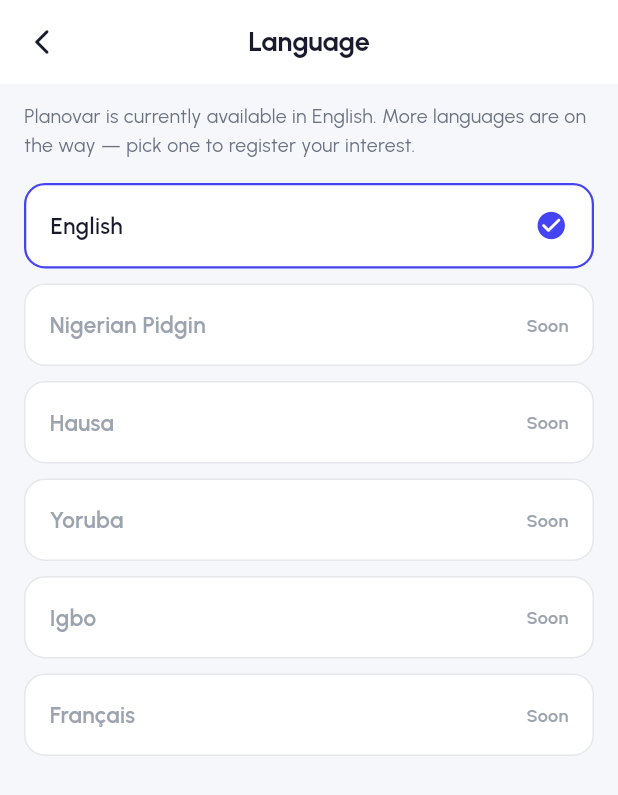
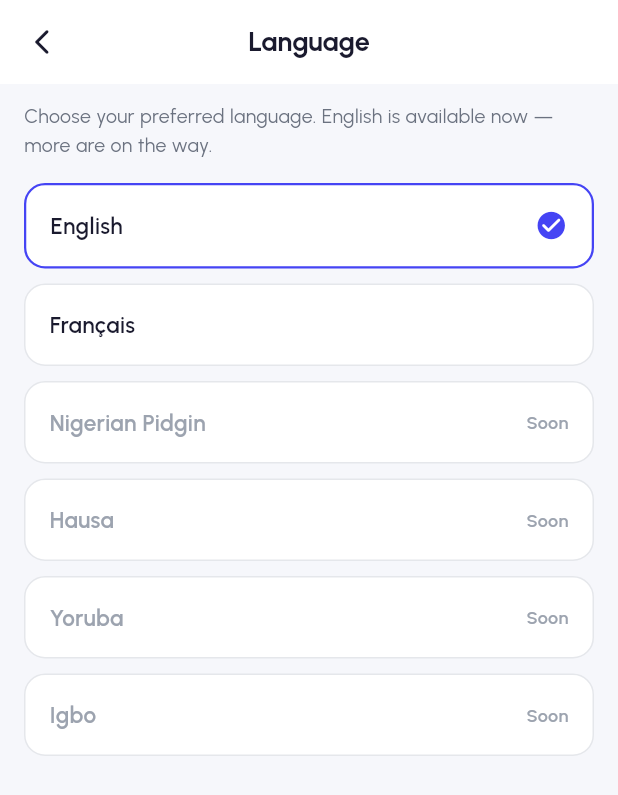
Before and after one commit to officialplanovar/planovar-flutter-mobile-and-web-vendor, a Flutter app: the ProfileScreen screen opened by its route, after a tap on "Language Preference", on a phone screen of 412 x 824 dp. Shown: the top 795 px of the screen. Run offline on Flutter 3.47's test engine with Material 3 defaults, Android fonts, the phone set to English and light mode, and no system bars; our stand-ins replace app_links, cached_network_image, dio, equatable, file_picker, flutter_bloc and 13 more; missing offline and left inert: dart:html, livekit_client; accounts and stored records are empty; network calls fail.

Commit message:
feat(vendor): i18n foundation + live language switching (EN/FR)
Set up internationalization end to end:
- flutter_localizations + generate:true, l10n.yaml, ARB files (en template + fr)
  with generated AppLocalizations.
- LocaleCubit persists the chosen locale (SharedPreferences) and drives
  MaterialApp.locale; delegates + supportedLocales wired.
- Language screen now switches the app live (English + French active) and lists
  the Nigerian languages as coming soon.

This is the foundation + a working two-language example; translating the app's
remaining strings into the ARB files is the incremental follow-on work.

````diff
--- /dev/null
+++ b/l10n.yaml
@@ -0,0 +1,5 @@
+arb-dir: lib/l10n
+template-arb-file: app_en.arb
+output-localization-file: app_localizations.dart
+output-class: AppLocalizations
+nullable-getter: false
--- /dev/null
+++ b/lib/core/locale/locale_cubit.dart
@@ -0,0 +1,27 @@
+import 'package:flutter/widgets.dart';
+import 'package:flutter_bloc/flutter_bloc.dart';
+import 'package:shared_preferences/shared_preferences.dart';
+
+/// Holds the app's active locale and persists the choice. Drives
+/// MaterialApp.locale so a language change takes effect app-wide.
+class LocaleCubit extends Cubit<Locale> {
+  LocaleCubit() : super(const Locale('en'));
+
+  static const _key = 'preferred_language';
+
+  /// Languages with actual translations available today.
+  static const supported = ['en', 'fr'];
+
+  Future<void> load() async {
+    final prefs = await SharedPreferences.getInstance();
+    final code = prefs.getString(_key);
+    if (code != null && supported.contains(code)) emit(Locale(code));
+  }
+
+  Future<void> setLocale(String code) async {
+    if (!supported.contains(code)) return;
+    final prefs = await SharedPreferences.getInstance();
+    await prefs.setString(_key, code);
+    emit(Locale(code));
+  }
+}
--- a/lib/features/profile/ui/language_screen.dart
+++ b/lib/features/profile/ui/language_screen.dart
@@ -1,56 +1,31 @@
 import 'package:flutter/material.dart';
+import 'package:flutter_bloc/flutter_bloc.dart';
 import 'package:go_router/go_router.dart';
 import 'package:google_fonts/google_fonts.dart';
-import 'package:shared_preferences/shared_preferences.dart';
+import '../../../core/locale/locale_cubit.dart';
 import '../../../core/theme/app_colors.dart';
+import '../../../l10n/app_localizations.dart';
 
-/// Language preference. English is fully available today; other languages are
-/// listed so vendors can register interest, and the choice is persisted for
-/// when full translations ship (app-wide i18n is a separate, phased effort).
-class LanguageScreen extends StatefulWidget {
+/// Language preference. English + French are translated and switch the app
+/// live via LocaleCubit; the Nigerian languages are listed for when their
+/// translations ship (app-wide string coverage is still being built out).
+class LanguageScreen extends StatelessWidget {
   const LanguageScreen({super.key});
 
-  @override
-  State<LanguageScreen> createState() => _LanguageScreenState();
-}
-
-class _LanguageScreenState extends State<LanguageScreen> {
-  static const _prefsKey = 'preferred_language';
-
-  // (code, label, available-now)
+  // (code, label)
   static const _languages = [
-    ('en', 'English', true),
-    ('pcm', 'Nigerian Pidgin', false),
-    ('ha', 'Hausa', false),
-    ('yo', 'Yoruba', false),
-    ('ig', 'Igbo', false),
-    ('fr', 'Français', false),
+    ('en', 'English'),
+    ('fr', 'Français'),
+    ('pcm', 'Nigerian Pidgin'),
+    ('ha', 'Hausa'),
+    ('yo', 'Yoruba'),
+    ('ig', 'Igbo'),
   ];
-
-  String _selected = 'en';
-
-  @override
-  void initState() {
-    super.initState();
-    SharedPreferences.getInstance().then((p) {
-      if (mounted) setState(() => _selected = p.getString(_prefsKey) ?? 'en');
-    });
-  }
-
-  Future<void> _select(String code, bool available) async {
-    if (!available) {
-      ScaffoldMessenger.of(context).showSnackBar(
-        const SnackBar(content: Text('That language is coming soon.')),
-      );
-      return;
-    }
-    final prefs = await SharedPreferences.getInstance();
-    await prefs.setString(_prefsKey, code);
-    if (mounted) setState(() => _selected = code);
-  }
 
   @override
   Widget build(BuildContext context) {
+    final t = AppLocalizations.of(context);
+    final current = context.watch<LocaleCubit>().state.languageCode;
     return Scaffold(
       backgroundColor: context.c.background,
       appBar: AppBar(
@@ -62,7 +37,7 @@
               color: context.c.textPrimary, size: 20),
           onPressed: () => context.pop(),
         ),
-        title: Text('Language',
+        title: Text(t.language,
             style: GoogleFonts.urbanist(
                 fontSize: 18,
                 fontWeight: FontWeight.w700,
@@ -72,25 +47,32 @@
       body: ListView(
         padding: const EdgeInsets.fromLTRB(16, 12, 16, 24),
         children: [
-          Text(
-            'Planovar is currently available in English. More languages are on '
-            'the way — pick one to register your interest.',
-            style: GoogleFonts.urbanist(
-                fontSize: 13, color: context.c.textSecondary, height: 1.5),
-          ),
+          Text(t.languageIntro,
+              style: GoogleFonts.urbanist(
+                  fontSize: 13, color: context.c.textSecondary, height: 1.5)),
           const SizedBox(height: 16),
-          for (final (code, label, available) in _languages)
-            _row(context, code, label, available),
+          for (final (code, label) in _languages)
+            _row(context, t, code, label, current),
         ],
       ),
     );
   }
 
-  Widget _row(BuildContext context, String code, String label, bool available) {
-    final selected = _selected == code;
+  Widget _row(BuildContext context, AppLocalizations t, String code,
+      String label, String current) {
+    final available = LocaleCubit.supported.contains(code);
+    final selected = current == code;
     return GestureDetector(
-      onTap: () => _select(code, available),
       behavior: HitTestBehavior.opaque,
+      onTap: () {
+        if (available) {
+          context.read<LocaleCubit>().setLocale(code);
+        } else {
+          ScaffoldMessenger.of(context).showSnackBar(
+            SnackBar(content: Text('$label — ${t.comingSoon}')),
+          );
+        }
+      },
       child: Container(
         margin: const EdgeInsets.only(bottom: 10),
         padding: const EdgeInsets.symmetric(horizontal: 16, vertical: 16),
@@ -113,7 +95,7 @@
                           : context.c.textHint)),
             ),
             if (!available)
-              Text('Soon',
+              Text(t.comingSoon,
                   style: GoogleFonts.urbanist(
                       fontSize: 12,
                       fontWeight: FontWeight.w600,
--- /dev/null
+++ b/lib/l10n/app_en.arb
@@ -0,0 +1,16 @@
+{
+  "@@locale": "en",
+  "language": "Language",
+  "@language": { "description": "Language screen title" },
+  "languageIntro": "Choose your preferred language. English is available now — more are on the way.",
+  "@languageIntro": { "description": "Intro text on the language screen" },
+  "comingSoon": "Soon",
+  "@comingSoon": { "description": "Badge for a not-yet-available language" },
+  "save": "Save",
+  "cancel": "Cancel",
+  "retry": "Retry",
+  "settings": "Settings",
+  "home": "Home",
+  "profile": "Profile",
+  "logout": "Log out"
+}
--- /dev/null
+++ b/lib/l10n/app_localizations.dart
@@ -0,0 +1,194 @@
+import 'dart:async';
+
+import 'package:flutter/foundation.dart';
+import 'package:flutter/widgets.dart';
+import 'package:flutter_localizations/flutter_localizations.dart';
+import 'package:intl/intl.dart' as intl;
+
+import 'app_localizations_en.dart';
+import 'app_localizations_fr.dart';
+
+// ignore_for_file: type=lint
+
+/// Callers can lookup localized strings with an instance of AppLocalizations
+/// returned by `AppLocalizations.of(context)`.
+///
+/// Applications need to include `AppLocalizations.delegate()` in their app's
+/// `localizationDelegates` list, and the locales they support in the app's
+/// `supportedLocales` list. For example:
+///
+/// ```dart
+/// import 'l10n/app_localizations.dart';
+///
+/// return MaterialApp(
+///   localizationsDelegates: AppLocalizations.localizationsDelegates,
+///   supportedLocales: AppLocalizations.supportedLocales,
+///   home: MyApplicationHome(),
+/// );
+/// ```
+///
+/// ## Update pubspec.yaml
+///
+/// Please make sure to update your pubspec.yaml to include the following
+/// packages:
+///
+/// ```yaml
+/// dependencies:
+///   # Internationalization support.
+///   flutter_localizations:
+///     sdk: flutter
+///   intl: any # Use the pinned version from flutter_localizations
+///
+///   # Rest of dependencies
+/// ```
+///
+/// ## iOS Applications
+///
+/// iOS applications define key application metadata, including supported
+/// locales, in an Info.plist file that is built into the application bundle.
+/// To configure the locales supported by your app, you’ll need to edit this
+/// file.
+///
+/// First, open your project’s ios/Runner.xcworkspace Xcode workspace file.
+/// Then, in the Project Navigator, open the Info.plist file under the Runner
+/// project’s Runner folder.
+///
+/// Next, select the Information Property List item, select Add Item from the
+/// Editor menu, then select Localizations from the pop-up menu.
+///
+/// Select and expand the newly-created Localizations item then, for each
+/// locale your application supports, add a new item and select the locale
+/// you wish to add from the pop-up menu in the Value field. This list should
+/// be consistent with the languages listed in the AppLocalizations.supportedLocales
+/// property.
+abstract class AppLocalizations {
+  AppLocalizations(String locale)
+    : localeName = intl.Intl.canonicalizedLocale(locale.toString());
+
+  final String localeName;
+
+  static AppLocalizations of(BuildContext context) {
+    return Localizations.of<AppLocalizations>(context, AppLocalizations)!;
+  }
+
+  static const LocalizationsDelegate<AppLocalizations> delegate =
+      _AppLocalizationsDelegate();
+
+  /// A list of this localizations delegate along with the default localizations
+  /// delegates.
+  ///
+  /// Returns a list of localizations delegates containing this delegate along with
+  /// GlobalMaterialLocalizations.delegate, GlobalCupertinoLocalizations.delegate,
+  /// and GlobalWidgetsLocalizations.delegate.
+  ///
+  /// Additional delegates can be added by appending to this list in
+  /// MaterialApp. This list does not have to be used at all if a custom list
+  /// of delegates is preferred or required.
+  static const List<LocalizationsDelegate<dynamic>> localizationsDelegates =
+      <LocalizationsDelegate<dynamic>>[
+        delegate,
+        GlobalMaterialLocalizations.delegate,
+        GlobalCupertinoLocalizations.delegate,
+        GlobalWidgetsLocalizations.delegate,
+      ];
+
+  /// A list of this localizations delegate's supported locales.
+  static const List<Locale> supportedLocales = <Locale>[
+    Locale('en'),
+    Locale('fr'),
+  ];
+
+  /// Language screen title
+  ///
+  /// In en, this message translates to:
+  /// **'Language'**
+  String get language;
+
+  /// Intro text on the language screen
+  ///
+  /// In en, this message translates to:
+  /// **'Choose your preferred language. English is available now — more are on the way.'**
+  String get languageIntro;
+
+  /// Badge for a not-yet-available language
+  ///
+  /// In en, this message translates to:
+  /// **'Soon'**
+  String get comingSoon;
+
+  /// No description provided for @save.
+  ///
+  /// In en, this message translates to:
+  /// **'Save'**
+  String get save;
+
+  /// No description provided for @cancel.
+  ///
+  /// In en, this message translates to:
+  /// **'Cancel'**
+  String get cancel;
+
+  /// No description provided for @retry.
+  ///
+  /// In en, this message translates to:
+  /// **'Retry'**
+  String get retry;
+
+  /// No description provided for @settings.
+  ///
+  /// In en, this message translates to:
+  /// **'Settings'**
+  String get settings;
+
+  /// No description provided for @home.
+  ///
+  /// In en, this message translates to:
+  /// **'Home'**
+  String get home;
+
+  /// No description provided for @profile.
+  ///
+  /// In en, this message translates to:
+  /// **'Profile'**
+  String get profile;
+
+  /// No description provided for @logout.
+  ///
+  /// In en, this message translates to:
+  /// **'Log out'**
+  String get logout;
+}
+
+class _AppLocalizationsDelegate
+    extends LocalizationsDelegate<AppLocalizations> {
+  const _AppLocalizationsDelegate();
+
+  @override
+  Future<AppLocalizations> load(Locale locale) {
+    return SynchronousFuture<AppLocalizations>(lookupAppLocalizations(locale));
+  }
+
+  @override
+  bool isSupported(Locale locale) =>
+      <String>['en', 'fr'].contains(locale.languageCode);
+
+  @override
+  bool shouldReload(_AppLocalizationsDelegate old) => false;
+}
+
+AppLocalizations lookupAppLocalizations(Locale locale) {
+  // Lookup logic when only language code is specified.
+  switch (locale.languageCode) {
+    case 'en':
+      return AppLocalizationsEn();
+    case 'fr':
+      return AppLocalizationsFr();
+  }
+
+  throw FlutterError(
+    'AppLocalizations.delegate failed to load unsupported locale "$locale". This is likely '
+    'an issue with the localizations generation tool. Please file an issue '
+    'on GitHub with a reproducible sample app and the gen-l10n configuration '
+    'that was used.',
+  );
+}
--- a/lib/main.dart
+++ b/lib/main.dart
@@ -2,6 +2,8 @@
 import 'package:flutter/material.dart';
 import 'package:flutter_bloc/flutter_bloc.dart';
 import 'core/api/token_store.dart';
+import 'core/locale/locale_cubit.dart';
+import 'l10n/app_localizations.dart';
 import 'core/router/app_routes.dart';
 import 'core/theme/app_theme.dart';
 import 'core/theme/theme_cubit.dart';
@@ -31,13 +33,17 @@
   }
   final themeCubit = ThemeCubit();
   await themeCubit.load();
-  runApp(PlanovarVendorApp(themeCubit: themeCubit));
+  final localeCubit = LocaleCubit();
+  await localeCubit.load();
+  runApp(PlanovarVendorApp(themeCubit: themeCubit, localeCubit: localeCubit));
 }
 
 class PlanovarVendorApp extends StatefulWidget {
   final ThemeCubit themeCubit;
+  final LocaleCubit localeCubit;
 
-  const PlanovarVendorApp({super.key, required this.themeCubit});
+  const PlanovarVendorApp(
+      {super.key, required this.themeCubit, required this.localeCubit});
 
   @override
   State<PlanovarVendorApp> createState() => _PlanovarVendorAppState();
@@ -64,6 +70,7 @@
     return MultiBlocProvider(
       providers: [
         BlocProvider<ThemeCubit>.value(value: widget.themeCubit),
+        BlocProvider<LocaleCubit>.value(value: widget.localeCubit),
         BlocProvider<AuthBloc>(create: (_) => AuthBloc()),
         BlocProvider<SetupCubit>(create: (_) => SetupCubit()),
         BlocProvider<ListingsCubit>(create: (_) => ListingsCubit()),
@@ -72,13 +79,21 @@
       child: BlocBuilder<ThemeCubit, ThemeMode>(
         bloc: widget.themeCubit,
         builder: (context, themeMode) {
+          return BlocBuilder<LocaleCubit, Locale>(
+            bloc: widget.localeCubit,
+            builder: (context, locale) {
               return MaterialApp.router(
                 title: 'Planovar Vendor',
                 debugShowCheckedModeBanner: false,
                 theme: AppTheme.light(),
                 darkTheme: AppTheme.dark(),
                 themeMode: themeMode,
+                locale: locale,
+                localizationsDelegates: AppLocalizations.localizationsDelegates,
+                supportedLocales: AppLocalizations.supportedLocales,
                 routerConfig: _router,
+              );
+            },
           );
         },
       ),
--- a/pubspec.yaml
+++ b/pubspec.yaml
@@ -9,6 +9,8 @@
 
 dependencies:
   flutter:
+    sdk: flutter
+  flutter_localizations:
     sdk: flutter
   cupertino_icons: ^1.0.8
   flutter_bloc: ^9.1.1
@@ -45,6 +47,7 @@
 
 flutter:
   uses-material-design: true
+  generate: true
   assets:
     - assets/images/
     - assets/images/onboarding/
````
Also changed, not shown: lib/l10n/app_fr.arb (added, +13 -0 lines), lib/l10n/app_localizations_en.dart (added, +41 -0 lines), lib/l10n/app_localizations_fr.dart (added, +41 -0 lines), pubspec.lock. Lines whose indentation alone changed are shown as unchanged.
